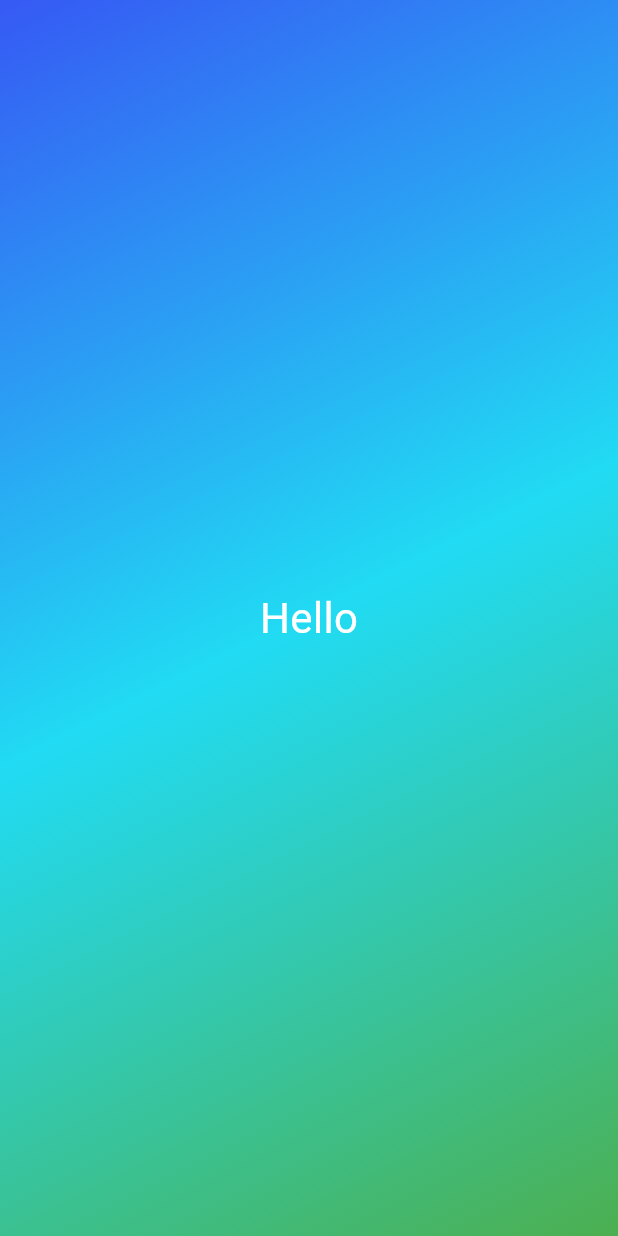
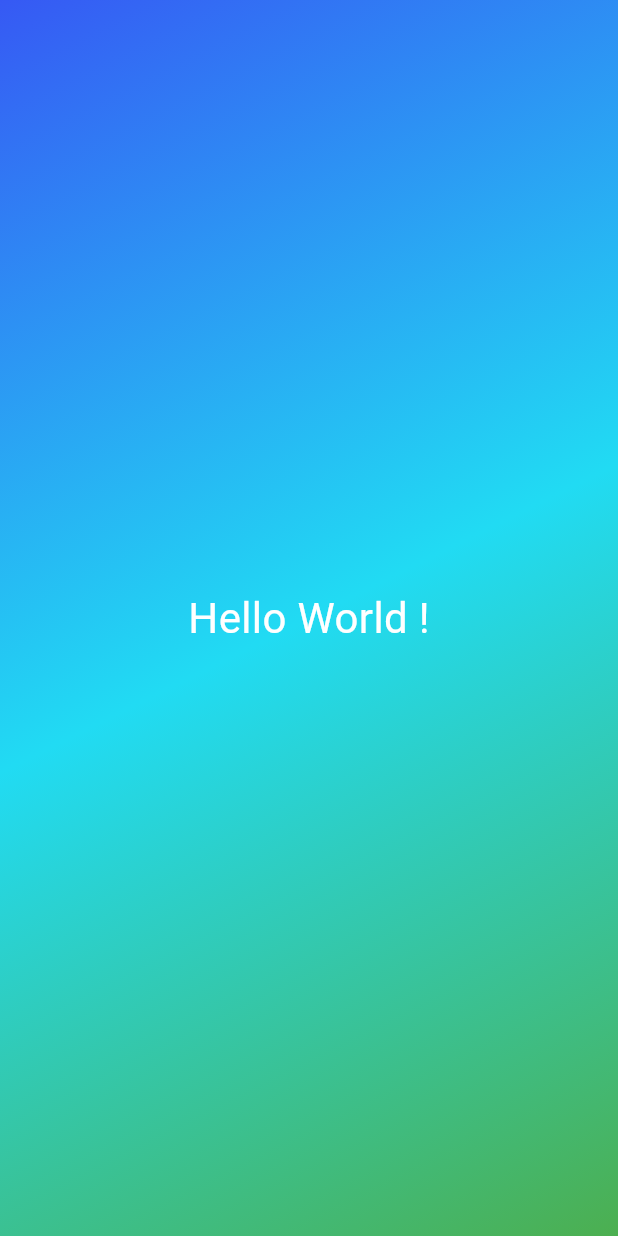
Before and after one commit to D1abol1cal/dice_app, a Flutter app: the screen it shows after launch, on a phone screen of 412 x 824 dp. Run offline on Flutter 3.47's test engine with Material 3 defaults, Android fonts, the phone set to English and light mode, and no system bars.

Commit message:
styled text wioget/separting classes across files

```diff
--- /dev/null
+++ b/lib/gradient_container.dart
@@ -0,0 +1,26 @@
+import 'package:flutter/material.dart';
+import 'package:dice_app/styled_text.dart';
+
+class GradientContainer extends StatelessWidget {
+  const GradientContainer({super.key});
+
+  @override
+  Widget build(context) {
+    return Container(
+      decoration: const BoxDecoration(
+        gradient: LinearGradient(
+          colors: [
+            Color.fromARGB(255, 54, 89, 244),
+            Color.fromARGB(255, 33, 219, 243),
+            Colors.green,
+          ],
+          begin: Alignment.topLeft,
+          end: Alignment.bottomRight,
+        ),
+      ),
+      child: const Center(
+        child: StyledText(),
+      ),
+    );
+  }
+}
--- a/lib/main.dart
+++ b/lib/main.dart
@@ -1,4 +1,5 @@
 import 'package:flutter/material.dart';
+import 'package:dice_app/gradient_container.dart';
 
 void main() {
   runApp(
@@ -10,34 +11,6 @@ void main() {
   );
 }
 
-class GradientContainer extends StatelessWidget {
-  const GradientContainer({super.key});
 
-  @override
-  Widget build(context) {
-    return Container(
-      decoration: const BoxDecoration(
-        gradient: LinearGradient(
-          colors: [
-            Color.fromARGB(255, 54, 89, 244),
-            Color.fromARGB(255, 33, 219, 243),
-            Colors.green,
-          ],
-          begin: Alignment.topLeft,
-          end: Alignment.bottomRight,
-        ),
-      ),
-      child: const Center(
-        child: Text(
-          "Hello",
-          style: TextStyle(
-            fontSize: 28,
-            color: Colors.white,
-          ),
-        ),
-      ),
-    );
-  }
-}
 
 //Video 37
--- /dev/null
+++ b/lib/styled_text.dart
@@ -0,0 +1,18 @@
+// ignore_for_file: camel_case_types
+
+import 'package:flutter/material.dart';
+
+class StyledText extends StatelessWidget {
+  const StyledText({super.key});
+
+  @override
+  build(context) {
+    return const Text(
+      "Hello World !",
+      style: TextStyle(
+        fontSize: 28,
+        color: Colors.white,
+      ),
+    );
+  }
+}
```
